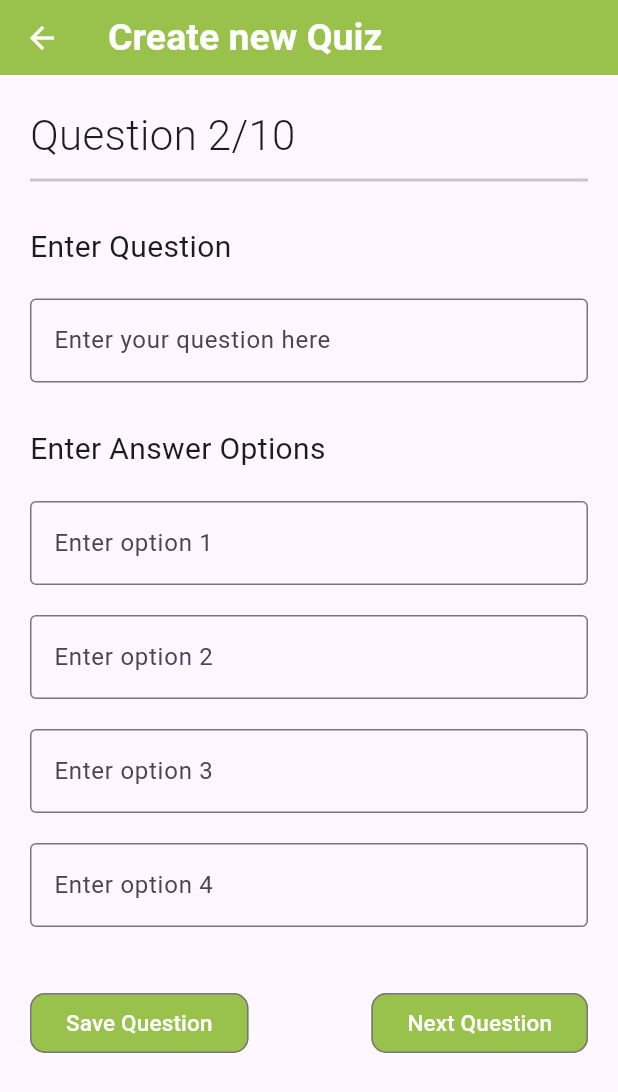
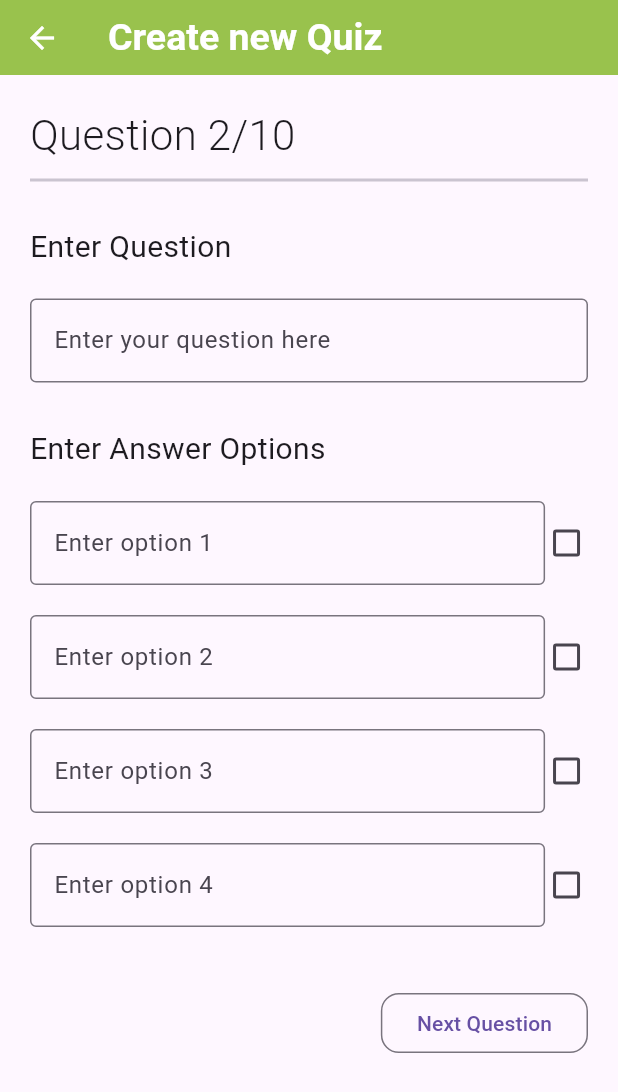
Before and after one commit to AngeliqueBalt/SPM_App, a Flutter app: the NewQuizScreen screen opened directly, after a tap on "Next Question", on a phone screen of 412 x 824 dp. Shown: the top 1092 px of the screen. Run offline on Flutter 3.47's test engine with Material 3 defaults, Android fonts, the phone set to English and light mode, and no system bars; our stand-ins replace go_router, smooth_page_indicator.

Commit message:
fixed quiz form - added checkboxes form

```diff
--- a/lib/routes.dart
+++ b/lib/routes.dart
@@ -4,6 +4,7 @@ import 'package:student_progress_monitor_app/screens/login_screen.dart';
 import 'package:student_progress_monitor_app/screens/student/all_quizzes_screen.dart';
 import 'package:student_progress_monitor_app/screens/student/quiz/quiz_screen.dart';
 import 'package:student_progress_monitor_app/screens/student/student_class_screen.dart';
+import 'package:student_progress_monitor_app/screens/teacher/manage_quiz_screen.dart';
 import 'package:student_progress_monitor_app/screens/teacher/teacher_class_screen.dart';
 import 'package:student_progress_monitor_app/screens/home_screen.dart';
 
@@ -45,9 +46,16 @@ final GoRouter router = GoRouter(
 
     // Previous Quizzes
     GoRoute(
-      path: '/previous-quizzes',
+      path: '/all-quizzes',
       builder: (BuildContext context, GoRouterState state) {
         return const AllQuizzesScreen();
+      },
+    ),
+
+    GoRoute(
+      path: '/manage-quizzes',
+      builder: (BuildContext context, GoRouterState state) {
+        return const ManageQuizScreen();
       },
     ),
   ],
--- a/lib/screens/student/quiz/result_screen.dart
+++ b/lib/screens/student/quiz/result_screen.dart
@@ -49,7 +49,7 @@ class _ResultScreenState extends State<ResultScreen> {
               const SizedBox(height: 60),
               OutlinedButton(
                 onPressed: () {
-                  context.pushReplacement('/previous-quizzes');
+                  context.pushReplacement('/all-quizzes');
                 },
                 style: ButtonStyle(
                   shape: MaterialStateProperty.all(
--- a/lib/screens/teacher/new_quiz_screen.dart
+++ b/lib/screens/teacher/new_quiz_screen.dart
@@ -1,4 +1,5 @@
 import 'package:flutter/material.dart';
+import 'package:student_progress_monitor_app/screens/teacher/quiz_overview_screen.dart';
 
 class NewQuizScreen extends StatefulWidget {
   const NewQuizScreen({super.key});
@@ -8,18 +9,16 @@ class NewQuizScreen extends StatefulWidget {
 }
 
 class _NewQuizScreenState extends State<NewQuizScreen> {
-  bool btnPressed = false;
-
-  // PageController? _controller;
-
   bool isPressed = false;
   final PageController _controller = PageController(initialPage: 0);
+  bool isCheckedOption1 = false;
+  bool isCheckedOption2 = false;
+  bool isCheckedOption3 = false;
+  bool isCheckedOption4 = false;
 
-  // @override
-  // void initState() {
-  //   super.initState();
-  //   _controller = PageController(initialPage: 0);
-  // }
+  // TODO: questions should be saved to the database
+  // TODO: if checkbox is checked, then that is the correct answer
+  // TODO: when go to next question, the previous question should be kept till save button is pressed (so that the teacher can go back and edit the question)
 
   @override
   Widget build(BuildContext context) {
@@ -66,6 +65,8 @@ class _NewQuizScreenState extends State<NewQuizScreen> {
                   const SizedBox(
                     height: 20,
                   ),
+
+                  // Quiz form
                   const Text(
                     "Enter Question",
                     style: TextStyle(
@@ -95,91 +96,161 @@ class _NewQuizScreenState extends State<NewQuizScreen> {
                   const SizedBox(
                     height: 20,
                   ),
-                  TextFormField(
+                  Row(
+                    mainAxisAlignment: MainAxisAlignment.spaceBetween,
+                    children: [
+                      Expanded(
+                        flex: 12,
+                        child: TextFormField(
                           decoration: const InputDecoration(
                             hintText: "Enter option 1",
                             border: OutlineInputBorder(),
                           ),
                         ),
+                      ),
+                      Flexible(
+                        child: SizedBox(
+                          // width : 10,
+                          child: Checkbox(
+                            value: isCheckedOption1,
+                            onChanged: (bool? newValue) {
+                              setState(() {
+                                isCheckedOption1 = newValue!;
+                              });
+                            },
+                          ),
+                        ),
+                      ),
+                    ],
+                  ),
                   const SizedBox(
                     height: 20,
                   ),
-                  TextFormField(
+                  Row(
+                    mainAxisAlignment: MainAxisAlignment.spaceBetween,
+                    children: [
+                      Expanded(
+                        flex: 12,
+                        child: TextFormField(
                           decoration: const InputDecoration(
                             hintText: "Enter option 2",
                             border: OutlineInputBorder(),
                           ),
                         ),
+                      ),
+                      Flexible(
+                        child: SizedBox(
+                          // width : 10,
+                          child: Checkbox(
+                            value: isCheckedOption2,
+                            onChanged: (bool? newValue) {
+                              setState(() {
+                                isCheckedOption2 = newValue!;
+                              });
+                            },
+                          ),
+                        ),
+                      ),
+                    ],
+                  ),
                   const SizedBox(
                     height: 20,
                   ),
-                  TextFormField(
+                  Row(
+                    mainAxisAlignment: MainAxisAlignment.spaceBetween,
+                    children: [
+                      Expanded(
+                        flex: 12,
+                        child: TextFormField(
                           decoration: const InputDecoration(
                             hintText: "Enter option 3",
                             border: OutlineInputBorder(),
                           ),
                         ),
+                      ),
+                      Flexible(
+                        child: SizedBox(
+                          // width : 10,
+                          child: Checkbox(
+                            value: isCheckedOption3,
+                            onChanged: (bool? newValue) {
+                              setState(() {
+                                isCheckedOption3 = newValue!;
+                              });
+                            },
+                          ),
+                        ),
+                      ),
+                    ],
+                  ),
                   const SizedBox(
                     height: 20,
                   ),
-                  TextFormField(
+                  Row(
+                    mainAxisAlignment: MainAxisAlignment.spaceBetween,
+                    children: [
+                      Expanded(
+                        flex: 12,
+                        child: TextFormField(
                           decoration: const InputDecoration(
                             hintText: "Enter option 4",
                             border: OutlineInputBorder(),
                           ),
                         ),
-                  const SizedBox(
-                    height: 40,
                       ),
-                  Row(
-                    mainAxisAlignment: MainAxisAlignment.spaceBetween,
-                    children: [
-                      OutlinedButton(
-                        style: ButtonStyle(
-                          backgroundColor: MaterialStateProperty.all(
-                            const Color(0xFF99C24D),
-                          ),
-                          shape: MaterialStateProperty.all(
-                            RoundedRectangleBorder(
-                              borderRadius: BorderRadius.circular(10),
-                            ),
-                          ),
-                        ),
-                        // TODO: When pressed, save the question to the database
-                        onPressed: () {},
-                        child: const Text(
-                          "Save Question",
-                          style: TextStyle(color: Colors.white, fontSize: 15),
-                        ),
-                      ),
-                      OutlinedButton(
-                        style: ButtonStyle(
-                          backgroundColor: MaterialStateProperty.all(
-                            const Color(0xFF99C24D),
-                          ),
-                          shape: MaterialStateProperty.all(
-                            RoundedRectangleBorder(
-                              borderRadius: BorderRadius.circular(10),
-                            ),
-                          ),
-                        ),
-                        // TODO: When pressed, go to next question
-                        onPressed: () {
-                          _controller!.nextPage(
-                              duration: const Duration(milliseconds: 250),
-                              curve: Curves.easeInOut);
-
+                      Flexible(
+                        child: SizedBox(
+                          // width : 10,
+                          child: Checkbox(
+                            value: isCheckedOption4,
+                            onChanged: (bool? newValue) {
                               setState(() {
-                            btnPressed = false;
+                                isCheckedOption4 = newValue!;
                               });
                             },
-                        child: const Text(
-                          "Next Question",
-                          style: TextStyle(color: Colors.white, fontSize: 15),
+                          ),
                         ),
                       ),
                     ],
                   ),
+                  const SizedBox(
+                    height: 40,
+                  ),
+
+                  // Buttons for next question and save question
+                  Row(
+                    mainAxisAlignment: MainAxisAlignment.end,
+                    children: [
+                      OutlinedButton(
+                        style: ButtonStyle(
+                          shape: MaterialStateProperty.all(
+                            RoundedRectangleBorder(
+                              borderRadius: BorderRadius.circular(12),
+                            ),
+                          ),
+                        ),
+                        onPressed: index + 1 == 10
+                            ? () {
+                                Navigator.push(
+                                  context,
+                                  MaterialPageRoute(
+                                    builder: (context) =>
+                                        const QuizOverviewScreen(),
+                                  ),
+                                );
+                              }
+                            : () {
+                                _controller.nextPage(
+                                    duration: const Duration(milliseconds: 600),
+                                    curve: Curves.ease);
+                                isPressed = false;
+                              },
+                        child: Text(
+                          index + 1 == 10 ? "View Quiz" : "Next Question",
+                        ),
+                      ),
+                    ],
+                  )
                 ],
               );
             },
```
Also changed, not shown: lib/screens/student/all_quizzes_screen.dart (+0 -15 lines), lib/screens/teacher/manage_quiz_screen.dart (+7 -0 lines), lib/screens/teacher/quiz_overview_screen.dart (added, +52 -0 lines), lib/screens/teacher/teacher_all_quizzes_screen.dart (+0 -15 lines). Lines whose indentation alone changed are shown as unchanged.
